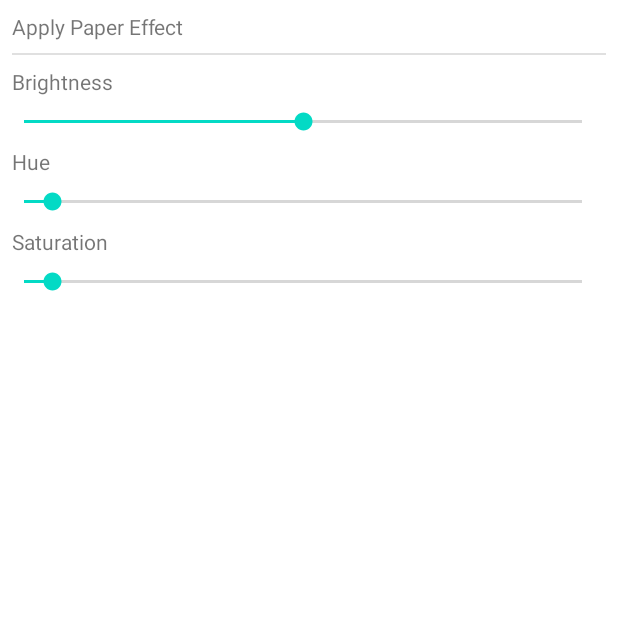
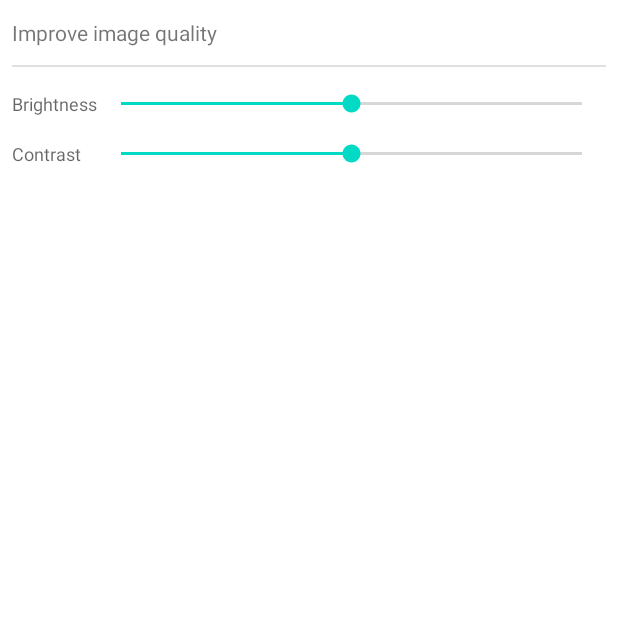
Before and after one commit to Shadat-tonmoy/BuiltWithKotlin, an Android app: the fragment ImageEffectFragment shown on its own in the app's theme, on a phone screen of 412 x 824 dp, the top half of it. Run offline under Robolectric (Android 15) with nearby library versions, the light colour scheme and no system bars; our stand-ins replace Dagger/Hilt's generated code, Room's generated code; libraries missing offline, so code that uses them is left out: com.github.clans.fab; 3 statements that could not run were skipped.

Commit message:
implemented setting brightness and contrast of image functionality

```diff
--- a/DocumentScanner/app/src/main/java/com/stcodesapp/documentscanner/scanner/ScanHelper.kt
+++ b/DocumentScanner/app/src/main/java/com/stcodesapp/documentscanner/scanner/ScanHelper.kt
@@ -9,4 +9,4 @@ external fun getWarpedImage(inputImage : Bitmap, outputImage : Bitmap, polygon:
 
 external fun getFilteredImage(inputImage : Bitmap, outputImage : Bitmap, blockSize: Int, c : Double)
 
-external fun updateBrightnessOfImage(inputImage : Bitmap, outputImage : Bitmap, brightnessValue: Int)
+external fun updateBrightnessAndContrastOfImage(inputImage : Bitmap, outputImage : Bitmap, brightnessValue: Int, contrastValue : Float)
--- a/DocumentScanner/app/src/main/java/com/stcodesapp/documentscanner/ui/imageCrop/ImageCropActivity.kt
+++ b/DocumentScanner/app/src/main/java/com/stcodesapp/documentscanner/ui/imageCrop/ImageCropActivity.kt
@@ -3,7 +3,6 @@ package com.stcodesapp.documentscanner.ui.imageCrop
 import android.os.Bundle
 import android.util.Log
 import android.widget.FrameLayout
-import android.widget.SeekBar
 import androidx.core.view.doOnLayout
 import androidx.lifecycle.Observer
 import com.stcodesapp.documentscanner.R
@@ -11,7 +10,7 @@ import com.stcodesapp.documentscanner.base.BaseActivity
 import com.stcodesapp.documentscanner.constants.Tags
 import com.stcodesapp.documentscanner.database.entities.Image
 import com.stcodesapp.documentscanner.scanner.getFilteredImage
-import com.stcodesapp.documentscanner.scanner.updateBrightnessOfImage
+import com.stcodesapp.documentscanner.scanner.updateBrightnessAndContrastOfImage
 import com.stcodesapp.documentscanner.ui.adapters.ImageViewPagerAdapter
 import com.stcodesapp.documentscanner.ui.helpers.*
 import com.stcodesapp.documentscanner.ui.imageEffect.ImageEffectFragment
@@ -192,7 +191,7 @@ class ImageCropActivity : BaseActivity(), FragmentFrameWrapper
         }
     }
 
-    private fun setBrightnessOfCurrentImage(brightnessValue : Int)
+    private fun setBrightnessOfCurrentImage(brightnessValue : Int, contrastValue : Float)
     {
         val currentPosition = viewPager.currentItem
         val currentFragment = supportFragmentManager.findFragmentByTag("f$currentPosition")
@@ -201,7 +200,7 @@ class ImageCropActivity : BaseActivity(), FragmentFrameWrapper
             if(viewModel.originalImageBitmap == null) viewModel.originalImageBitmap = currentFragment.getImageBitmap()
             val srcBitmap = viewModel.originalImageBitmap
             val dstBitmap = srcBitmap!!.copy(srcBitmap.config,true)
-            updateBrightnessOfImage(srcBitmap,dstBitmap,brightnessValue)
+            updateBrightnessAndContrastOfImage(srcBitmap,dstBitmap,brightnessValue, contrastValue)
             currentFragment.cropImageView.setImageBitmap(dstBitmap,false)
             cropImageView.isShowCropOverlay = false
         }
@@ -237,9 +236,9 @@ class ImageCropActivity : BaseActivity(), FragmentFrameWrapper
 
     private val imageEffectListener = object  : ImageEffectFragment.Listener{
 
-        override fun onEffectValueChanged(brightness: Int, hue: Int, saturtion: Int)
+        override fun onEffectValueChanged(brightness: Int, contrast : Float, hue: Int, saturtion: Int)
         {
-            setBrightnessOfCurrentImage(brightness)
+            setBrightnessOfCurrentImage(brightness,contrast)
         }
     }
 
--- a/DocumentScanner/app/src/main/java/com/stcodesapp/documentscanner/ui/imageEffect/ImageEffectFragment.kt
+++ b/DocumentScanner/app/src/main/java/com/stcodesapp/documentscanner/ui/imageEffect/ImageEffectFragment.kt
@@ -2,6 +2,7 @@ package com.stcodesapp.documentscanner.ui.imageEffect
 
 import android.content.Context
 import android.os.Bundle
+import android.util.Log
 import android.view.LayoutInflater
 import android.view.View
 import android.view.ViewGroup
@@ -16,6 +17,7 @@ class ImageEffectFragment : BaseFragment() {
 
     companion object {
         fun newInstance() = ImageEffectFragment()
+        private const val TAG = "ImageEffectFragment"
     }
 
     @Inject lateinit var viewModel : ImageEffectViewModel
@@ -23,7 +25,7 @@ class ImageEffectFragment : BaseFragment() {
 
     interface Listener
     {
-        fun onEffectValueChanged(brightness: Int, hue : Int, saturtion : Int)
+        fun onEffectValueChanged(brightness: Int, contrast : Float, hue : Int, saturtion : Int)
     }
 
     var listener : Listener? = null
@@ -59,8 +61,7 @@ class ImageEffectFragment : BaseFragment() {
     private fun initUserInteraction()
     {
         brightnessSeekBar.setOnSeekBarChangeListener(seekBarListener)
-        hueSeekBar.setOnSeekBarChangeListener(seekBarListener)
-        saturationSeekBar.setOnSeekBarChangeListener(seekBarListener)
+        contrastSeekBar.setOnSeekBarChangeListener(seekBarListener)
     }
 
     private val seekBarListener = object : SeekBar.OnSeekBarChangeListener{
@@ -74,7 +75,11 @@ class ImageEffectFragment : BaseFragment() {
             {
                 var brightness = brightnessSeekBar.progress - 50
                 if(brightness < 0) brightness *= 2
-                listener?.onEffectValueChanged(brightness,2,3)
+                val contrast = contrastSeekBar.progress - 50
+                val finalContrastValue = 1 + (contrast.toFloat()/100)*2
+                listener?.onEffectValueChanged(brightness, finalContrastValue, 2,3)
+
+                Log.e(TAG, "onStopTrackingTouch: contrast : $finalContrastValue")
             }
 
         }
--- a/DocumentScanner/app/src/main/res/layout/image_effect_fragment.xml
+++ b/DocumentScanner/app/src/main/res/layout/image_effect_fragment.xml
@@ -11,8 +11,9 @@
         android:id="@+id/headerText"
         android:layout_width="0dp"
         android:layout_height="wrap_content"
-        android:text="@string/apply_paper_effect"
+        android:text="@string/improve_image_quality"
         android:layout_margin="@dimen/dimen_8"
+        android:paddingVertical="@dimen/dimen_4"
         app:layout_constraintEnd_toEndOf="parent"
         app:layout_constraintStart_toStartOf="parent"
         app:layout_constraintTop_toTopOf="parent" />
@@ -32,64 +33,48 @@
         android:id="@+id/brightnessText"
         android:layout_width="0dp"
         android:layout_height="wrap_content"
+        android:textAppearance="@style/TextAppearance.AppCompat.Caption"
         android:text="@string/brightness"
-        android:layout_margin="@dimen/dimen_8"
+        android:layout_marginHorizontal="@dimen/dimen_8"
+        android:layout_marginVertical="@dimen/dimen_16"
         app:layout_constraintStart_toStartOf="parent"
         app:layout_constraintTop_toBottomOf="@id/divider" />
 
     <SeekBar
         android:id="@+id/brightnessSeekBar"
         android:layout_width="0dp"
-        android:max="100"
-        android:progress="50"
         android:layout_height="wrap_content"
         android:layout_margin="@dimen/dimen_8"
+        android:max="100"
         android:paddingStart="@dimen/dimen_8"
+        android:progress="50"
+        app:layout_constraintBottom_toBottomOf="@+id/brightnessText"
         app:layout_constraintEnd_toEndOf="parent"
-        app:layout_constraintStart_toStartOf="parent"
-        app:layout_constraintTop_toBottomOf="@+id/brightnessText" />
+        app:layout_constraintStart_toEndOf="@+id/brightnessText"
+        app:layout_constraintTop_toTopOf="@+id/brightnessText" />
 
     <TextView
-        android:id="@+id/hueText"
+        android:id="@+id/contrastText"
         android:layout_width="0dp"
         android:layout_height="wrap_content"
-        android:text="@string/hue"
-        android:layout_margin="@dimen/dimen_8"
+        android:text="@string/contrast"
+        android:textAppearance="@style/TextAppearance.AppCompat.Caption"
+        android:layout_marginHorizontal="@dimen/dimen_8"
+        android:layout_marginVertical="@dimen/dimen_16"
         app:layout_constraintStart_toStartOf="parent"
         app:layout_constraintTop_toBottomOf="@id/brightnessSeekBar" />
 
     <SeekBar
-        android:id="@+id/hueSeekBar"
+        android:id="@+id/contrastSeekBar"
         android:layout_width="0dp"
         android:layout_height="wrap_content"
         android:layout_margin="@dimen/dimen_8"
         android:max="100"
         android:paddingStart="@dimen/dimen_8"
-        android:progress="5"
+        android:progress="50"
+        app:layout_constraintBottom_toBottomOf="@id/contrastText"
         app:layout_constraintEnd_toEndOf="parent"
-        app:layout_constraintStart_toStartOf="parent"
-        app:layout_constraintTop_toBottomOf="@+id/hueText" />
-
-    <TextView
-        android:id="@+id/saturationText"
-        android:layout_width="0dp"
-        android:layout_height="wrap_content"
-        android:text="@string/saturation"
-        android:layout_margin="@dimen/dimen_8"
-        app:layout_constraintStart_toStartOf="parent"
-        app:layout_constraintTop_toBottomOf="@id/hueSeekBar" />
-
-    <SeekBar
-        android:id="@+id/saturationSeekBar"
-        android:layout_width="0dp"
-        android:layout_height="wrap_content"
-        android:layout_margin="@dimen/dimen_8"
-        android:max="100"
-        android:progress="5"
-        android:paddingStart="@dimen/dimen_8"
-        app:layout_constraintBottom_toBottomOf="parent"
-        app:layout_constraintEnd_toEndOf="parent"
-        app:layout_constraintStart_toStartOf="parent"
-        app:layout_constraintTop_toBottomOf="@+id/saturationText" />
+        app:layout_constraintStart_toEndOf="@+id/brightnessText"
+        app:layout_constraintTop_toTopOf="@id/contrastText" />
 
 </androidx.constraintlayout.widget.ConstraintLayout>
--- a/DocumentScanner/app/src/main/res/values/strings.xml
+++ b/DocumentScanner/app/src/main/res/values/strings.xml
@@ -47,4 +47,6 @@
     <string name="brightness">Brightness</string>
     <string name="hue">Hue</string>
     <string name="saturation">Saturation</string>
+    <string name="contrast">Contrast</string>
+    <string name="improve_image_quality">Improve image quality</string>
 </resources>
```
Also changed, not shown: 2 other files.
